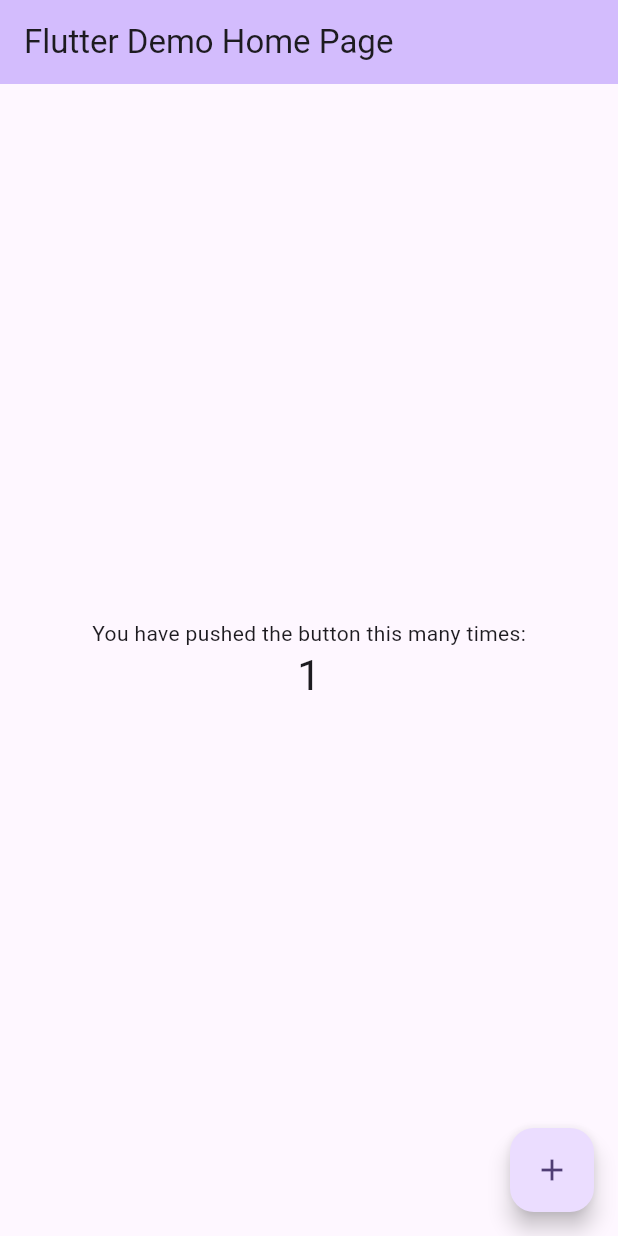
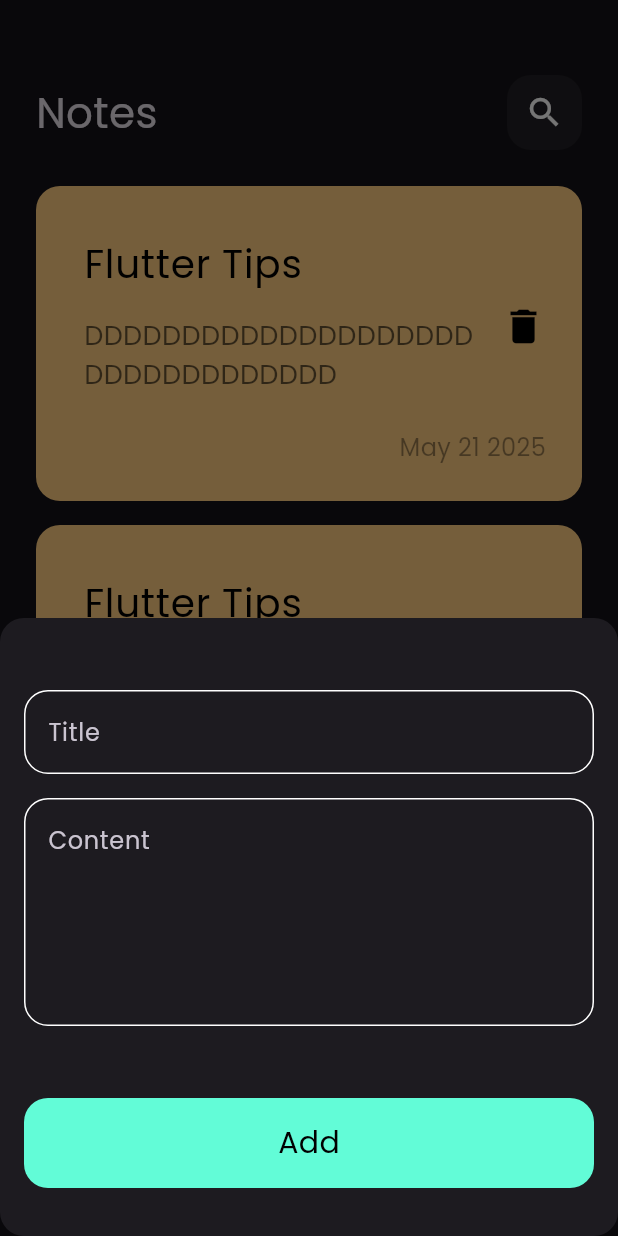
Before and after one commit to Abdelrahman0Atef/Note-App, a Flutter app: the screen it shows after launch, after a tap on the "add" icon, on a phone screen of 412 x 824 dp. Run offline on Flutter 3.47's test engine with Material 3 defaults, Android fonts, the phone set to English and light mode, and no system bars; our stand-ins replace hive, hive_flutter; accounts and stored records are empty.

Commit message:
add hive, init hive and open notes box

```diff
--- /dev/null
+++ b/lib/constants.dart
@@ -0,0 +1,4 @@
+import 'package:flutter/material.dart';
+
+const kPrimaryColor = Color(0xff62FCD7);
+const kNotesBox = 'notes_box';
--- a/lib/main.dart
+++ b/lib/main.dart
@@ -1,125 +1,23 @@
 import 'package:flutter/material.dart';
+import 'package:hive_flutter/adapters.dart';
+import 'package:note_app/constants.dart';
+import 'package:note_app/views/notes_view.dart';
 
-void main() {
-  runApp(const MyApp());
+void main() async {
+  await Hive.initFlutter();
+  await Hive.openBox(kNotesBox);
+  runApp(const NoteApp());
 }
 
-class MyApp extends StatelessWidget {
-  const MyApp({super.key});
+class NoteApp extends StatelessWidget {
+  const NoteApp({super.key});
 
   // This widget is the root of your application.
   @override
   Widget build(BuildContext context) {
     return MaterialApp(
-      title: 'Flutter Demo',
-      theme: ThemeData(
-        // This is the theme of your application.
-        //
-        // TRY THIS: Try running your application with "flutter run". You'll see
-        // the application has a purple toolbar. Then, without quitting the app,
-        // try changing the seedColor in the colorScheme below to Colors.green
-        // and then invoke "hot reload" (save your changes or press the "hot
-        // reload" button in a Flutter-supported IDE, or press "r" if you used
-        // the command line to start the app).
-        //
-        // Notice that the counter didn't reset back to zero; the application
-        // state is not lost during the reload. To reset the state, use hot
-        // restart instead.
-        //
-        // This works for code too, not just values: Most code changes can be
-        // tested with just a hot reload.
-        colorScheme: ColorScheme.fromSeed(seedColor: Colors.deepPurple),
-        useMaterial3: true,
-      ),
-      home: const MyHomePage(title: 'Flutter Demo Home Page'),
-    );
+        theme: ThemeData(brightness: Brightness.dark, fontFamily: 'Poppins'),
+        home: const NotesView(),
+        debugShowCheckedModeBanner: false);
   }
 }
-
-class MyHomePage extends StatefulWidget {
-  const MyHomePage({super.key, required this.title});
-
-  // This widget is the home page of your application. It is stateful, meaning
-  // that it has a State object (defined below) that contains fields that affect
-  // how it looks.
-
-  // This class is the configuration for the state. It holds the values (in this
-  // case the title) provided by the parent (in this case the App widget) and
-  // used by the build method of the State. Fields in a Widget subclass are
-  // always marked "final".
-
-  final String title;
-
-  @override
-  State<MyHomePage> createState() => _MyHomePageState();
-}
-
-class _MyHomePageState extends State<MyHomePage> {
-  int _counter = 0;
-
-  void _incrementCounter() {
-    setState(() {
-      // This call to setState tells the Flutter framework that something has
-      // changed in this State, which causes it to rerun the build method below
-      // so that the display can reflect the updated values. If we changed
-      // _counter without calling setState(), then the build method would not be
-      // called again, and so nothing would appear to happen.
-      _counter++;
-    });
-  }
-
-  @override
-  Widget build(BuildContext context) {
-    // This method is rerun every time setState is called, for instance as done
-    // by the _incrementCounter method above.
-    //
-    // The Flutter framework has been optimized to make rerunning build methods
-    // fast, so that you can just rebuild anything that needs updating rather
-    // than having to individually change instances of widgets.
-    return Scaffold(
-      appBar: AppBar(
-        // TRY THIS: Try changing the color here to a specific color (to
-        // Colors.amber, perhaps?) and trigger a hot reload to see the AppBar
-        // change color while the other colors stay the same.
-        backgroundColor: Theme.of(context).colorScheme.inversePrimary,
-        // Here we take the value from the MyHomePage object that was created by
-        // the App.build method, and use it to set our appbar title.
-        title: Text(widget.title),
-      ),
-      body: Center(
-        // Center is a layout widget. It takes a single child and positions it
-        // in the middle of the parent.
-        child: Column(
-          // Column is also a layout widget. It takes a list of children and
-          // arranges them vertically. By default, it sizes itself to fit its
-          // children horizontally, and tries to be as tall as its parent.
-          //
-          // Column has various properties to control how it sizes itself and
-          // how it positions its children. Here we use mainAxisAlignment to
-          // center the children vertically; the main axis here is the vertical
-          // axis because Columns are vertical (the cross axis would be
-          // horizontal).
-          //
-          // TRY THIS: Invoke "debug painting" (choose the "Toggle Debug Paint"
-          // action in the IDE, or press "p" in the console), to see the
-          // wireframe for each widget.
-          mainAxisAlignment: MainAxisAlignment.center,
-          children: <Widget>[
-            const Text(
-              'You have pushed the button this many times:',
-            ),
-            Text(
-              '$_counter',
-              style: Theme.of(context).textTheme.headlineMedium,
-            ),
-          ],
-        ),
-      ),
-      floatingActionButton: FloatingActionButton(
-        onPressed: _incrementCounter,
-        tooltip: 'Increment',
-        child: const Icon(Icons.add),
-      ), // This trailing comma makes auto-formatting nicer for build methods.
-    );
-  }
-}
--- /dev/null
+++ b/lib/models/note_model.dart
@@ -0,0 +1,21 @@
+import 'package:hive/hive.dart';
+
+part 'note_model.g.dart';
+
+@HiveType(typeId: 0)
+class NoteModel extends HiveObject {
+  @HiveField(0)
+  final String title;
+  @HiveField(1)
+  final String content;
+  @HiveField(2)
+  final String date;
+  @HiveField(3)
+  final int color;
+
+  NoteModel(
+      {required this.title,
+      required this.content,
+      required this.date,
+      required this.color});
+}
--- /dev/null
+++ b/lib/views/edit_note_view.dart
@@ -0,0 +1,13 @@
+import 'package:flutter/material.dart';
+import 'package:note_app/widgets/edit_note_view_body.dart';
+
+class EditNoteView extends StatelessWidget {
+  const EditNoteView({super.key});
+
+  @override
+  Widget build(BuildContext context) {
+    return const Scaffold(
+      body: EditNoteViewBody(),
+    );
+  }
+}
--- /dev/null
+++ b/lib/views/notes_view.dart
@@ -0,0 +1,26 @@
+import 'package:flutter/material.dart';
+import 'package:note_app/widgets/add_note_bottom_sheet.dart';
+import 'package:note_app/widgets/notes_view_body.dart';
+
+class NotesView extends StatelessWidget {
+  const NotesView({super.key});
+
+  @override
+  Widget build(BuildContext context) {
+    return Scaffold(
+      floatingActionButton: FloatingActionButton(
+        onPressed: () {
+          showModalBottomSheet(
+              shape: RoundedRectangleBorder(
+                  borderRadius: BorderRadius.circular(16)),
+              context: context,
+              builder: (context) {
+                return const AddNoteBottomSheet();
+              });
+        },
+        child: const Icon(Icons.add),
+      ),
+      body: const NotesViewBody(),
+    );
+  }
+}
--- /dev/null
+++ b/lib/widgets/add_note_bottom_sheet.dart
@@ -0,0 +1,40 @@
+import 'package:flutter/material.dart';
+import 'package:note_app/widgets/custom_button.dart';
+import 'package:note_app/widgets/custom_text_field.dart';
+
+class AddNoteBottomSheet extends StatelessWidget {
+  const AddNoteBottomSheet({super.key});
+
+  @override
+  Widget build(BuildContext context) {
+    return const Padding(
+      padding: EdgeInsets.all(16),
+      child: SingleChildScrollView(
+        child: Column(
+          children: [
+            SizedBox(
+              height: 32,
+            ),
+            CustomTextField(
+              hint: 'Title',
+            ),
+            SizedBox(
+              height: 16,
+            ),
+            CustomTextField(
+              hint: 'Content',
+              maxLines: 5,
+            ),
+            SizedBox(
+              height: 48,
+            ),
+            CustomButton(),
+            SizedBox(
+              height: 16,
+            ),
+          ],
+        ),
+      ),
+    );
+  }
+}
--- /dev/null
+++ b/lib/widgets/custom_app_bar.dart
@@ -0,0 +1,22 @@
+import 'package:flutter/material.dart';
+import 'package:note_app/widgets/custom_search_icon.dart';
+
+class CustomAppBar extends StatelessWidget {
+  const CustomAppBar({super.key, required this.title, required this.icon});
+
+  final String title;
+  final IconData icon;
+  @override
+  Widget build(BuildContext context) {
+    return Row(
+      children: [
+        Text(
+          title,
+          style: const TextStyle(fontSize: 28),
+        ),
+        const Spacer(),
+        CustomSearchIcon(icon: icon),
+      ],
+    );
+  }
+}
--- /dev/null
+++ b/lib/widgets/custom_button.dart
@@ -0,0 +1,21 @@
+import 'package:flutter/material.dart';
+import 'package:note_app/constants.dart';
+
+class CustomButton extends StatelessWidget {
+  const CustomButton({super.key});
+
+  @override
+  Widget build(BuildContext context) {
+    return Container(
+      width: MediaQuery.of(context).size.width,
+      height: 60,
+      decoration: BoxDecoration(
+          color: kPrimaryColor, borderRadius: BorderRadius.circular(16)),
+      child: const Center(
+          child: Text(
+        'Add',
+        style: TextStyle(color: Colors.black, fontSize: 20),
+      )),
+    );
+  }
+}
--- /dev/null
+++ b/lib/widgets/custom_search_icon.dart
@@ -0,0 +1,25 @@
+import 'package:flutter/material.dart';
+
+class CustomSearchIcon extends StatelessWidget {
+  const CustomSearchIcon({super.key, required this.icon});
+
+  final IconData icon;
+
+  @override
+  Widget build(BuildContext context) {
+    return Container(
+      height: 50,
+      width: 50,
+      decoration: BoxDecoration(
+        color: Colors.white.withOpacity(0.05),
+        borderRadius: BorderRadius.circular(16),
+      ),
+      child: Center(
+        child: Icon(
+          icon,
+          size: 26,
+        ),
+      ),
+    );
+  }
+}
--- /dev/null
+++ b/lib/widgets/custom_text_field.dart
@@ -0,0 +1,29 @@
+import 'package:flutter/material.dart';
+import 'package:note_app/constants.dart';
+
+class CustomTextField extends StatelessWidget {
+  const CustomTextField({super.key, required this.hint, this.maxLines = 1});
+
+  final String hint;
+  final int maxLines;
+
+  @override
+  Widget build(BuildContext context) {
+    return TextField(
+      maxLines: maxLines,
+      cursorColor: kPrimaryColor,
+      decoration: InputDecoration(
+        hintText: hint,
+        border: buildBorder(),
+        enabledBorder: buildBorder(),
+        focusedBorder: buildBorder(kPrimaryColor),
+      ),
+    );
+  }
+
+  OutlineInputBorder buildBorder([color]) {
+    return OutlineInputBorder(
+        borderRadius: BorderRadius.circular(16),
+        borderSide: BorderSide(color: color ?? Colors.white));
+  }
+}
--- /dev/null
+++ b/lib/widgets/edit_note_view_body.dart
@@ -0,0 +1,36 @@
+import 'package:flutter/material.dart';
+import 'package:note_app/widgets/custom_app_bar.dart';
+import 'package:note_app/widgets/custom_text_field.dart';
+
+class EditNoteViewBody extends StatelessWidget {
+  const EditNoteViewBody({super.key});
+
+  @override
+  Widget build(BuildContext context) {
+    return const Padding(
+      padding: EdgeInsets.symmetric(horizontal: 24),
+      child: Column(
+        children: [
+          SizedBox(
+            height: 50,
+          ),
+          CustomAppBar(
+            title: 'Edit Note',
+            icon: Icons.check,
+          ),
+          SizedBox(
+            height: 30,
+          ),
+          CustomTextField(hint: 'Title'),
+          SizedBox(
+            height: 16,
+          ),
+          CustomTextField(
+            hint: 'Content',
+            maxLines: 5,
+          ),
+        ],
+      ),
+    );
+  }
+}
--- /dev/null
+++ b/lib/widgets/note_card.dart
@@ -0,0 +1,53 @@
+import 'package:flutter/material.dart';
+import 'package:note_app/views/edit_note_view.dart';
+
+class NoteCard extends StatelessWidget {
+  const NoteCard({super.key});
+
+  @override
+  Widget build(BuildContext context) {
+    return GestureDetector(
+      onTap: () => Navigator.push(context,
+          MaterialPageRoute(builder: (context) => const EditNoteView())),
+      child: Container(
+        padding: const EdgeInsets.only(left: 16, top: 24, bottom: 24),
+        decoration: BoxDecoration(
+          color: const Color(0xffFFCC80),
+          borderRadius: BorderRadius.circular(16),
+        ),
+        child: Column(
+          crossAxisAlignment: CrossAxisAlignment.end,
+          children: [
+            ListTile(
+              title: const Text(
+                'Flutter Tips',
+                style: TextStyle(color: Colors.black, fontSize: 26),
+              ),
+              subtitle: Padding(
+                padding: const EdgeInsets.symmetric(vertical: 16),
+                child: Text(
+                  'DDDDDDDDDDDDDDDDDDDDDDDDDDDDDDDDD',
+                  style: TextStyle(
+                      color: Colors.black.withOpacity(0.6), fontSize: 18),
+                ),
+              ),
+              trailing: const Icon(
+                Icons.delete,
+                color: Colors.black,
+                size: 30,
+              ),
+            ),
+            Padding(
+              padding: const EdgeInsets.only(right: 24),
+              child: Text(
+                'May 21 2025',
+                style: TextStyle(
+                    color: Colors.black.withOpacity(0.4), fontSize: 16),
+              ),
+            ),
+          ],
+        ),
+      ),
+    );
+  }
+}
--- /dev/null
+++ b/lib/widgets/notes_list_view.dart
@@ -0,0 +1,22 @@
+import 'package:flutter/material.dart';
+import 'package:note_app/widgets/note_card.dart';
+
+class NotesListView extends StatelessWidget {
+  const NotesListView({super.key});
+
+  @override
+  Widget build(BuildContext context) {
+    return Padding(
+      padding: const EdgeInsets.symmetric(vertical: 16),
+      child: ListView.builder(
+        padding: EdgeInsets.zero,
+        itemBuilder: (context, index) {
+          return const Padding(
+            padding: EdgeInsets.symmetric(vertical: 8),
+            child: NoteCard(),
+          );
+        },
+      ),
+    );
+  }
+}
--- /dev/null
+++ b/lib/widgets/notes_view_body.dart
@@ -0,0 +1,26 @@
+import 'package:flutter/material.dart';
+import 'package:note_app/widgets/custom_app_bar.dart';
+import 'package:note_app/widgets/notes_list_view.dart';
+
+class NotesViewBody extends StatelessWidget {
+  const NotesViewBody({super.key});
+
+  @override
+  Widget build(BuildContext context) {
+    return const Padding(
+      padding: EdgeInsets.symmetric(horizontal: 24),
+      child: Column(
+        children: [
+          SizedBox(
+            height: 50,
+          ),
+          CustomAppBar(
+            title: 'Notes',
+            icon: Icons.search,
+          ),
+          Expanded(child: NotesListView()),
+        ],
+      ),
+    );
+  }
+}
```
Also changed, not shown: pubspec.yaml (+8 -11 lines), assets/fonts/Poppins-Regular.ttf (added), lib/models/note_model.g.dart (added), pubspec.lock, 130 other files.
